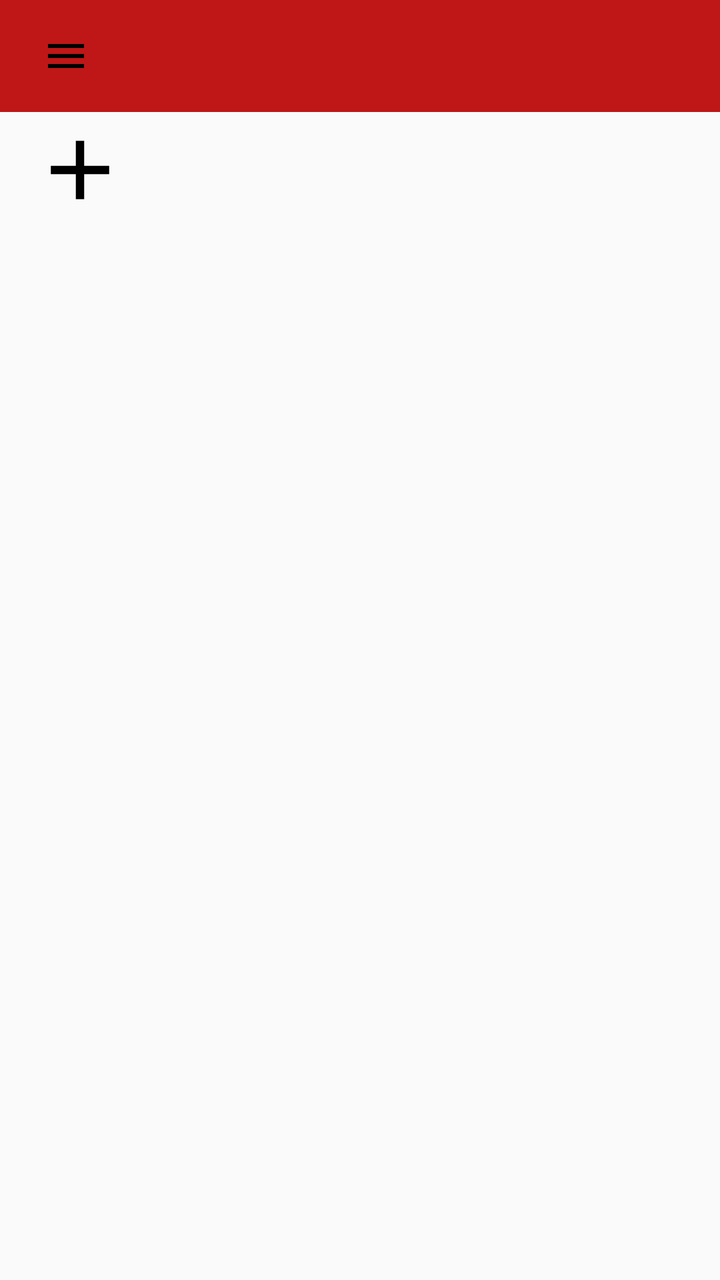
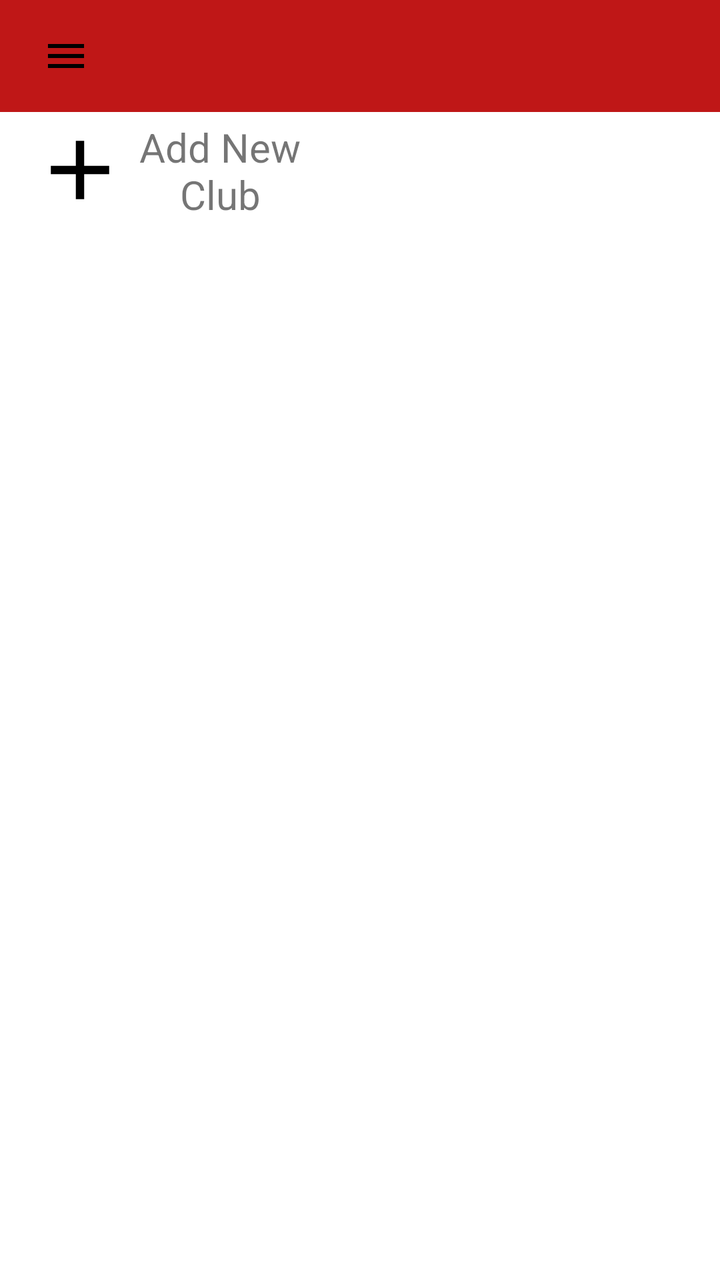

Screens rendered from an Android XML layout before and after an edit, with the pre-edit source and the edit as a unified diff.
<!-- AndroidManifest.xml: activity theme AppTheme.NoActionBar.Fullscreen -->
<!-- res/layout/activity_club_list.xml -->
<?xml version="1.0" encoding="utf-8"?>
<androidx.drawerlayout.widget.DrawerLayout xmlns:android="http://schemas.android.com/apk/res/android"
    xmlns:app="http://schemas.android.com/apk/res-auto"
    xmlns:tools="http://schemas.android.com/tools"
    android:id="@+id/main"
    android:layout_width="match_parent"
    android:layout_height="match_parent"
    tools:context=".activities.ClubListActivity">

    <LinearLayout
        android:layout_width="match_parent"
        android:layout_height="match_parent"
        android:paddingHorizontal="15dp"
        android:paddingTop="60dp"
        android:orientation="vertical">

        <ImageView
            android:id="@+id/create_club_button"
            android:layout_width="50dp"
            android:layout_height="50dp"
            android:contentDescription="Create Club"
            android:scaleType="centerCrop"
            android:src="@drawable/add" />

        <androidx.recyclerview.widget.RecyclerView
            android:id="@+id/club_recycler_view"
            android:layout_width="match_parent"
            android:layout_height="wrap_content"
            android:padding="8dp"
            android:scrollbars="vertical" />
    </LinearLayout>

    <LinearLayout
        android:layout_width="match_parent"
        android:layout_height="match_parent"
        android:orientation="vertical">

        

        <include layout="@layout/activity_main_content" />

        

    </LinearLayout>


    
    <com.google.android.material.navigation.NavigationView
        android:id="@+id/navigationView"
        android:layout_width="wrap_content"
        android:layout_height="match_parent"
        android:layout_gravity="start"
        app:headerLayout="@layout/drawer_header"
        app:menu="@menu/drawer_items" />

</androidx.drawerlayout.widget.DrawerLayout>
<!-- res/layout/activity_main_content.xml (included above) -->
<?xml version="1.0" encoding="utf-8"?>
<LinearLayout xmlns:android="http://schemas.android.com/apk/res/android"
    android:orientation="vertical"
    android:layout_width="match_parent"
    android:layout_height="match_parent"
    >
    
    <Toolbar
        android:layout_width="match_parent"
        android:layout_height="wrap_content"
        android:background="@color/red">

        <ImageButton
            android:id="@+id/buttonDrawerToggle"
            android:layout_width="wrap_content"
            android:layout_height="wrap_content"
            android:src="@drawable/drawer_menu"
            android:background="@android:color/transparent"
            android:padding="5dp" />

    </Toolbar>

</LinearLayout>
<!-- res/layout/drawer_header.xml (included above) -->
<?xml version="1.0" encoding="utf-8"?>
<LinearLayout xmlns:android="http://schemas.android.com/apk/res/android"
    xmlns:app="http://schemas.android.com/apk/res-auto"
    android:orientation="vertical"
    android:gravity="bottom"
    android:padding="20dp"
    android:background="#E23535"
    android:layout_width="match_parent"
    android:layout_height="180dp">

    <androidx.cardview.widget.CardView
        android:layout_width="80dp"
        android:layout_height="80dp"
        app:cardCornerRadius="40dp"
        app:cardElevation="0dp"
        android:backgroundTint="#D1D1D1" >

        <ImageView
            android:id="@+id/userImage"
            android:layout_width="match_parent"
            android:layout_height="match_parent"
            android:src="@drawable/person" />

    </androidx.cardview.widget.CardView>

    <TextView
        android:id="@+id/textUsername"
        android:layout_width="match_parent"
        android:layout_height="wrap_content"
        android:layout_marginTop="10dp"
        android:layout_marginBottom="5dp"
        android:text="User Name"
        android:textColor="@color/black"
        android:textStyle="bold"
        android:textSize="15sp" />

    <TextView
        android:id="@+id/textEmail"
        android:layout_width="match_parent"
        android:layout_height="wrap_content"
        android:text="User Email"
        android:textColor="@color/white"
        android:textStyle="bold"
        android:textSize="13sp" />

</LinearLayout>
<!-- resources referenced by this layout -->
<resources>
  <color name="black">#FF000000</color>
  <color name="red">#BF1717</color>
  <color name="white">#FFFFFFFF</color>
  <!-- drawable add (drawable) -->
  <vector xmlns:android="http://schemas.android.com/apk/res/android" android:height="24dp" android:tint="#000000" android:viewportHeight="24" android:viewportWidth="24" android:width="24dp">
        
      <path android:fillColor="@android:color/white" android:pathData="M19,13h-6v6h-2v-6H5v-2h6V5h2v6h6v2z"/>
      
  </vector>
  <!-- drawable drawer_menu (drawable) -->
  <vector xmlns:android="http://schemas.android.com/apk/res/android" android:height="24dp" android:tint="#000000" android:viewportHeight="24" android:viewportWidth="24" android:width="24dp">
        
      <path android:fillColor="@android:color/white" android:pathData="M3,18h18v-2L3,16v2zM3,13h18v-2L3,11v2zM3,6v2h18L21,6L3,6z"/>
      
  </vector>
  <!-- drawable person (drawable) -->
  <vector xmlns:android="http://schemas.android.com/apk/res/android" android:height="24dp" android:tint="#000000" android:viewportHeight="24" android:viewportWidth="24" android:width="24dp">
        
      <path android:fillColor="@android:color/white" android:pathData="M12,12c2.21,0 4,-1.79 4,-4s-1.79,-4 -4,-4 -4,1.79 -4,4 1.79,4 4,4zM12,14c-2.67,0 -8,1.34 -8,4v2h16v-2c0,-2.66 -5.33,-4 -8,-4z"/>
      
  </vector>
  <style name="AppTheme.NoActionBar.Fullscreen" parent="Theme.AppCompat.Light.NoActionBar">
          <item name="android:windowFullscreen">true</item>
      </style>
</resources>

<!-- the commit's change to res/layout/activity_club_list.xml (unified diff, before → after) -->
@@ -14,13 +14,27 @@
         android:paddingTop="60dp"
         android:orientation="vertical">
 
-        <ImageView
-            android:id="@+id/create_club_button"
-            android:layout_width="50dp"
+        <LinearLayout
+            android:layout_width="wrap_content"
             android:layout_height="50dp"
-            android:contentDescription="Create Club"
-            android:scaleType="centerCrop"
-            android:src="@drawable/add" />
+            android:orientation="horizontal"
+            android:gravity="center">
+
+            <ImageView
+                android:id="@+id/create_club_button"
+                android:layout_width="50dp"
+                android:layout_height="50dp"
+                android:scaleType="centerCrop"
+                android:src="@drawable/add" />
+
+            <TextView
+                android:layout_width="90dp"
+                android:layout_height="50dp"
+                android:text="Add New Club"
+                android:textSize="20sp"
+                android:textAlignment="center"/>
+        </LinearLayout>
+
 
         <androidx.recyclerview.widget.RecyclerView
             android:id="@+id/club_recycler_view"
<!-- resource entries referenced after the edit -->
@@ -21,7 +21,7 @@
       <path android:fillColor="@android:color/white" android:pathData="M12,12c2.21,0 4,-1.79 4,-4s-1.79,-4 -4,-4 -4,1.79 -4,4 1.79,4 4,4zM12,14c-2.67,0 -8,1.34 -8,4v2h16v-2c0,-2.66 -5.33,-4 -8,-4z"/>
       
   </vector>
-  <style name="AppTheme.NoActionBar.Fullscreen" parent="Theme.AppCompat.Light.NoActionBar">
+  <style name="AppTheme.NoActionBar.Fullscreen" parent="Theme.MaterialComponents.DayNight.NoActionBar">
           <item name="android:windowFullscreen">true</item>
       </style>
 </resources>
